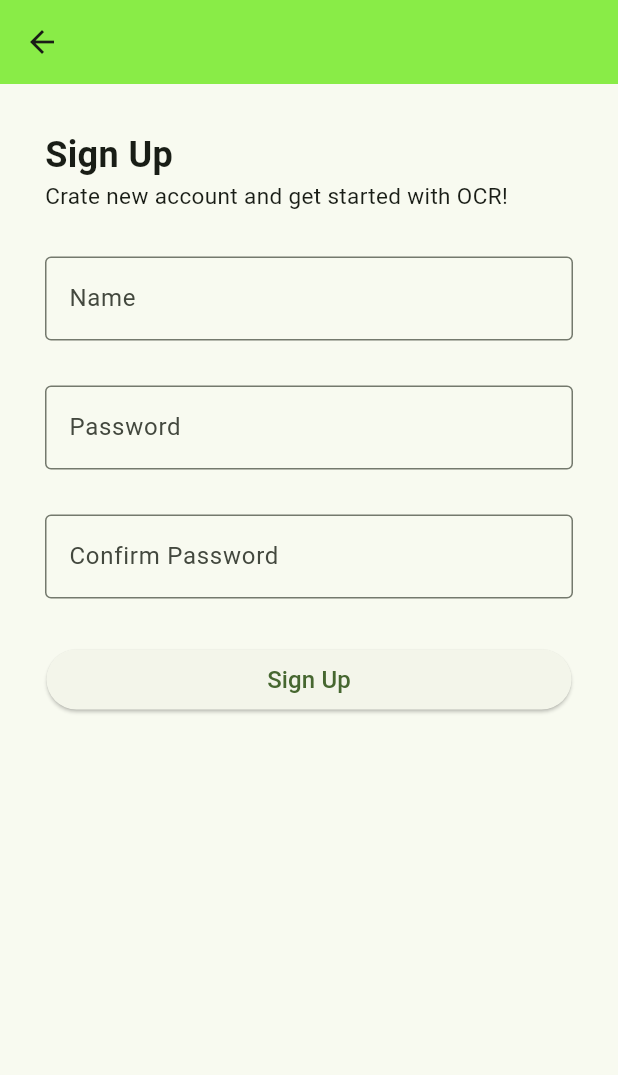
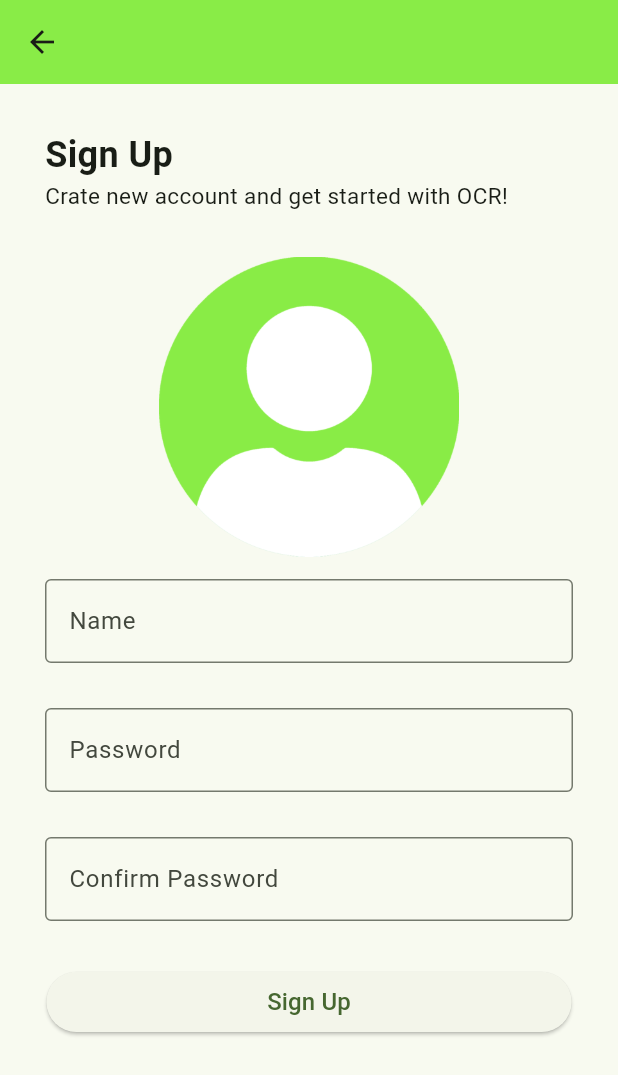
Before and after one commit to DavidReinon/azureai_app, a Flutter app: the SignUpScreen screen opened directly, on a phone screen of 412 x 824 dp. Shown: the top 1075 px of the screen. Run offline on Flutter 3.47's test engine with Material 3 defaults, Android fonts, the phone set to English and light mode, and no system bars; our stand-ins replace flutter_dotenv, image_picker.

```diff
--- a/lib/features/authentication/widgets/sign_up_screen.dart
+++ b/lib/features/authentication/widgets/sign_up_screen.dart
@@ -1,5 +1,4 @@
 import 'package:azureai_app/features/authentication/services/authentication_service.dart';
-import 'package:azureai_app/features/home_page/widgets/my_home_page.dart';
 import 'package:flutter/material.dart';
 
 final AuthenticationService authService = AuthenticationService();
@@ -33,9 +32,7 @@ class SignUpScreen extends StatelessWidget {
 
     if (!context.mounted) return;
     if (response['message'] != null) {
-      Navigator.of(context).pushReplacement(
-        MaterialPageRoute(builder: (context) => const MyHomePage()),
-      );
+      Navigator.of(context).pop();
 
       ScaffoldMessenger.of(context).showSnackBar(
         SnackBar(
@@ -69,6 +66,12 @@ class SignUpScreen extends StatelessWidget {
               style: TextStyle(fontSize: 15),
             ),
             const SizedBox(height: 30.0),
+            Image.asset(
+              'assets/picture_avatar_green.png',
+              width: 200,
+              height: 200,
+            ),
+            const SizedBox(height: 15.0),
             Column(
               children: [
                 TextField(
```
Also changed, not shown: lib/features/settings/settings.dart (+11 -4 lines).
